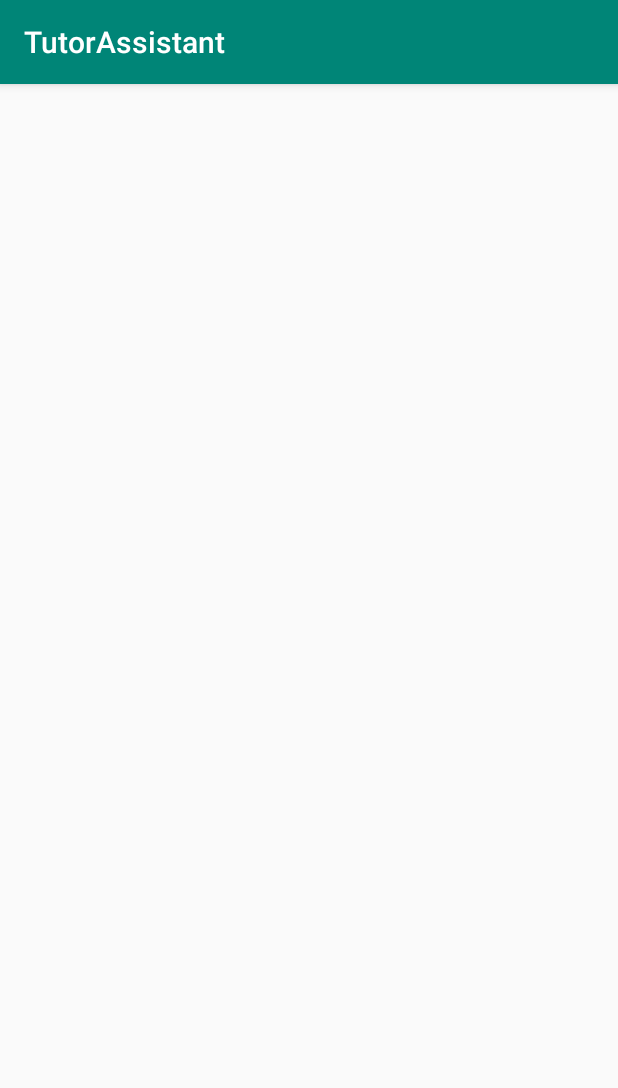
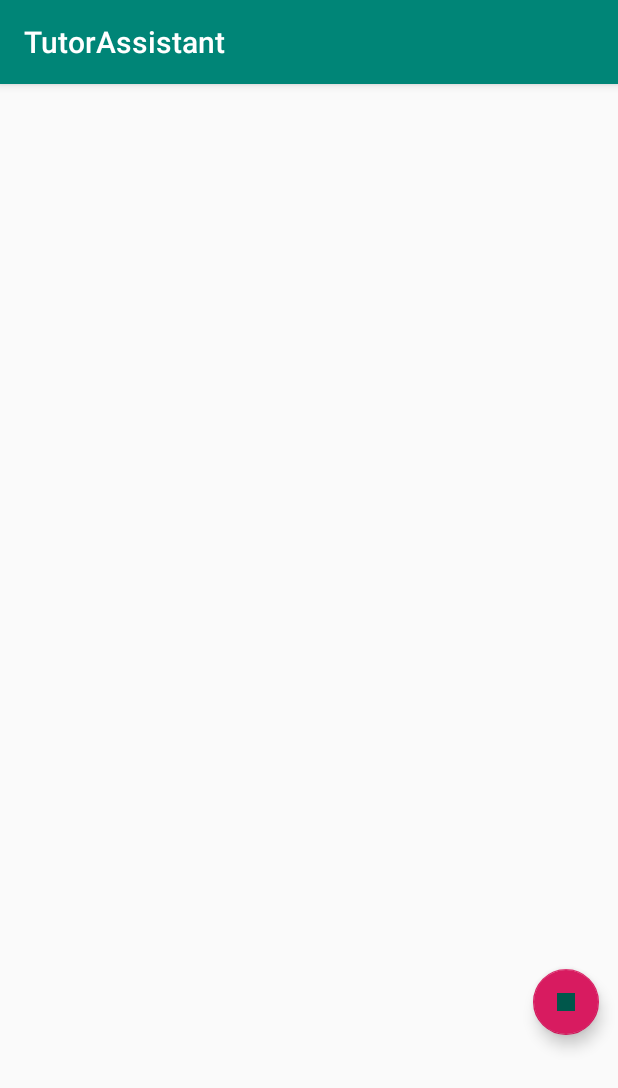
Before and after one commit to hossainzarif/TuitionManagerApp, an Android app: the screen it shows after launch (MainActivity), on a phone screen of 412 x 824 dp. Shown: the top 1088 px of the screen. Run offline under Robolectric (Android 15) with nearby library versions, the phone set to English and light mode, and no system bars.

Commit message:
Layoutof recyclewrview DONE

```diff
--- a/TutorAssistant/app/src/main/res/layout/activity_main.xml
+++ b/TutorAssistant/app/src/main/res/layout/activity_main.xml
@@ -6,7 +6,18 @@
     android:layout_height="match_parent"
     tools:context=".MainActivity">
 
+    <androidx.recyclerview.widget.RecyclerView
+        android:layout_width="match_parent"
+        android:layout_height="match_parent" />
 
+    <com.google.android.material.floatingactionbutton.FloatingActionButton
+        android:id="@+id/floatingActionButton2"
+        android:layout_width="44dp"
+        android:layout_height="53dp"
+        android:layout_marginLeft="355dp"
 
-
+        android:layout_marginTop="590dp"
+        android:clickable="true"
+        app:fabSize="normal"
+        app:srcCompat="?android:attr/colorPrimaryDark" />
 </RelativeLayout>
--- a/TutorAssistant/app/src/main/res/values/colors.xml
+++ b/TutorAssistant/app/src/main/res/values/colors.xml
@@ -3,4 +3,6 @@
     <color name="colorPrimary">#008577</color>
     <color name="colorPrimaryDark">#00574B</color>
     <color name="colorAccent">#D81B60</color>
+    <color name="oneforall">#3A0975</color>
+
 </resources>
```
Also changed, not shown: TutorAssistant/app/src/main/res/layout/card_view_layout.xml (added, +127 -0 lines).
